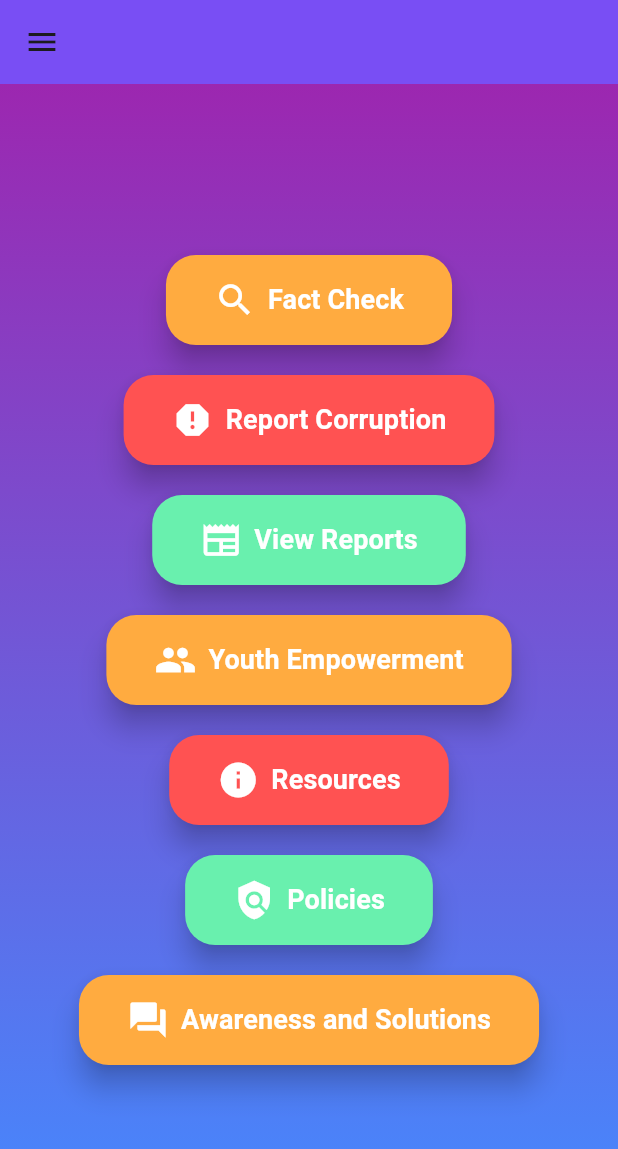
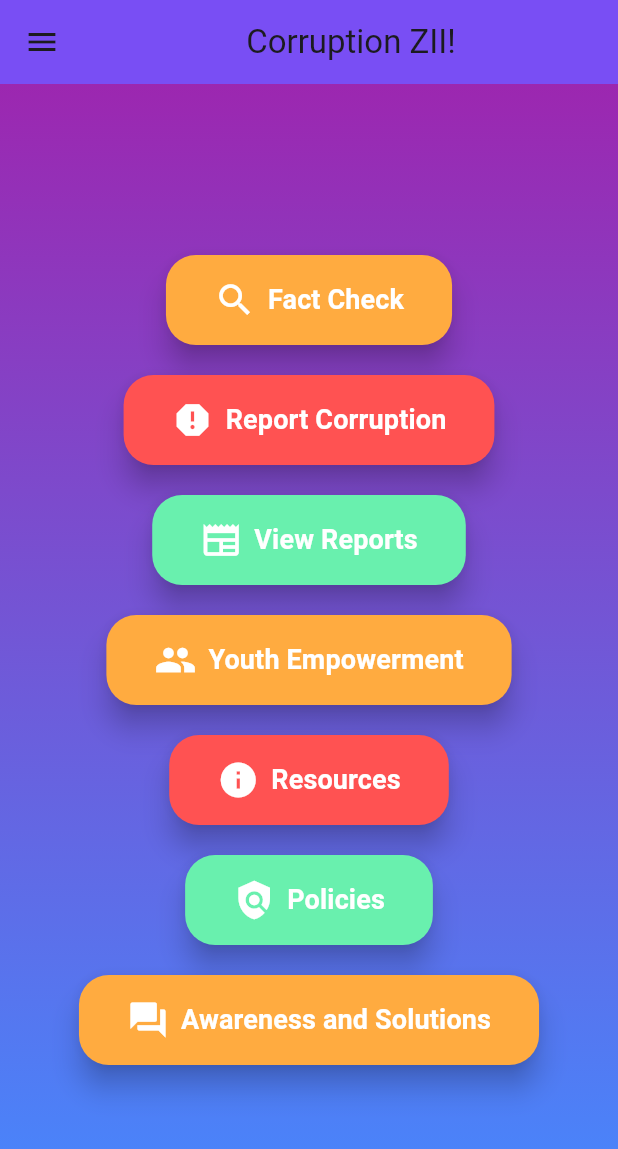
Before and after one commit to Slozzyondul/Social_Justice_and_Reform_Hackathon, a Flutter app: the screen it shows after launch, on a phone screen of 412 x 824 dp. Shown: the top 1149 px of the screen. Run offline on Flutter 3.47's test engine with Material 3 defaults, Android fonts, the light colour scheme and no system bars; our stand-ins replace image_picker.

Commit message:
title to main page

```diff
--- a/lib/frontend/screens/main_options_screen.dart
+++ b/lib/frontend/screens/main_options_screen.dart
@@ -10,7 +10,8 @@ class MainOptionScreen extends StatelessWidget {
   Widget build(BuildContext context) {
     return Scaffold(
       appBar: AppBar(
-        title: const Center(child: Text('')),
+
+        title: const Center(child: Text('Corruption ZII!')),
         backgroundColor: Colors.deepPurpleAccent,
         elevation: 5.0,
       ),
```
Also changed, not shown: 1 other file.
